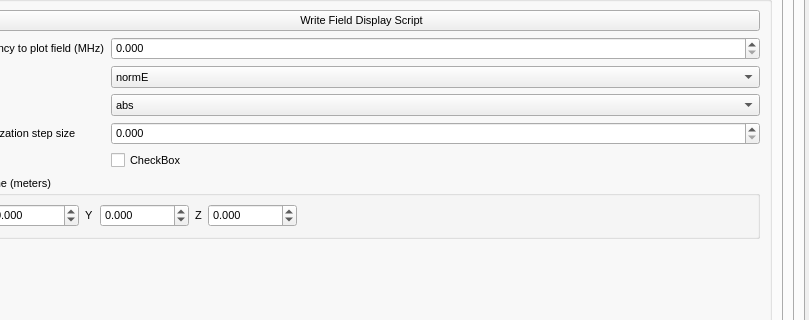
This is ui/dialog_OpenEMS_Simulation_Creator.ui in LubomirJagos42/FreeCAD-OpenEMS-Export as Qt 5 draws it before an edit; both pictures show x 603 to 1412 and y 284 to 604 of the 1412 by 757 pixel window. The edited form follows.
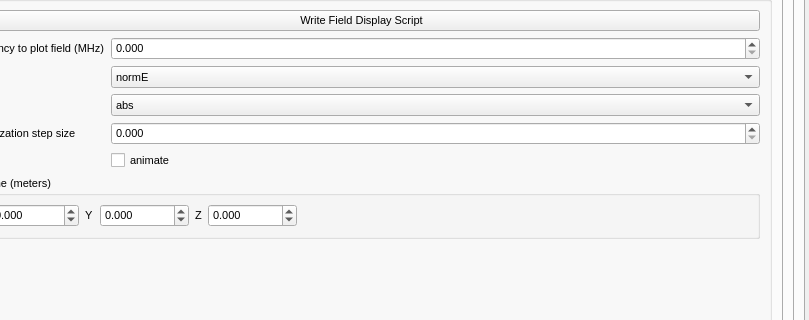
This is the edited form. The open tabs and pages were chosen to show the change.

Commit message: added export mesh to simulation script, small correction in nf2ff gui, still need add save nf2ff for emerge into file and proper port dimension scaling based on reference freecad unit now it's hardwired

Diff of the .ui file:
```diff
--- a/ui/dialog_OpenEMS_Simulation_Creator.ui
+++ b/ui/dialog_OpenEMS_Simulation_Creator.ui
@@ -8748,7 +8748,7 @@
                           <item row="5" column="1">
                            <widget class="QCheckBox" name="animateFieldProcessingEmerge">
                             <property name="text">
-                             <string>CheckBox</string>
+                             <string>animate</string>
                             </property>
                            </widget>
                           </item>
```
The commit also changes 3 other files.
